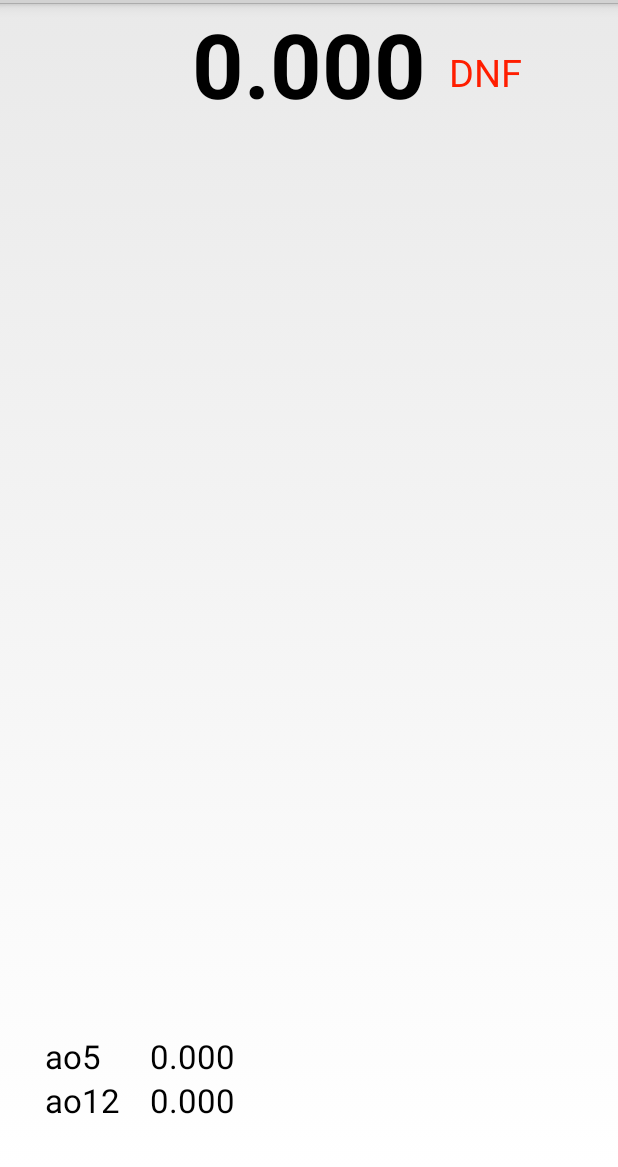
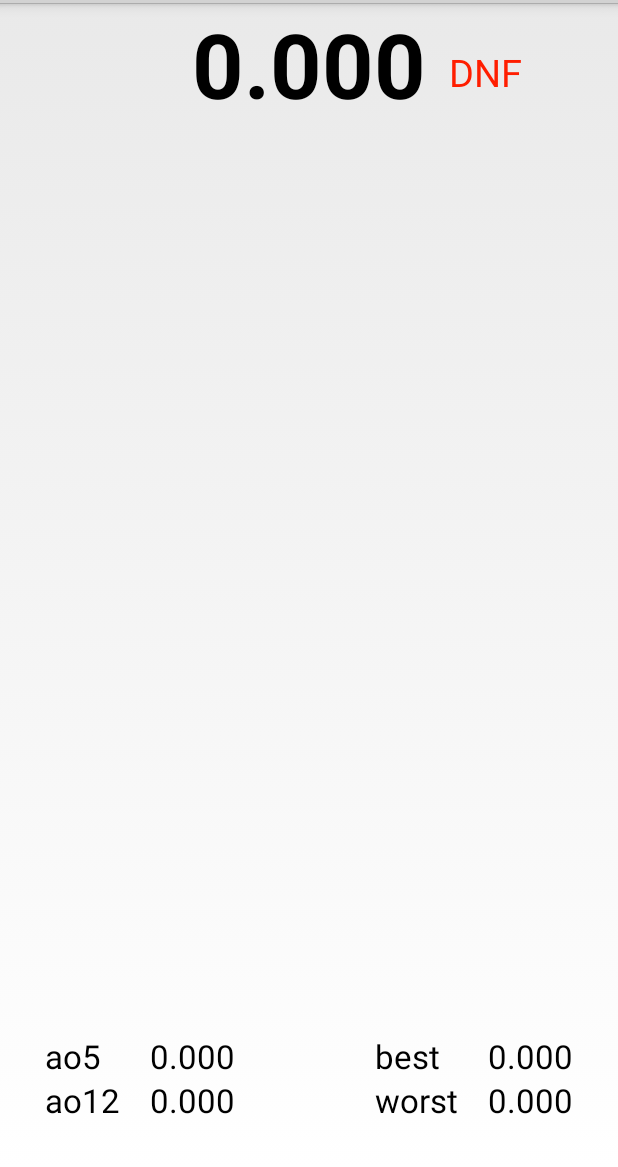
Before and after one commit to j89789/SpeedcubeTimer, an Android app: the layout activity_main.xml on its own in the app's theme, with its tools: preview values and no code run, on a phone screen of 412 x 824 dp, the part 69-1236 px from its top. Run offline under Robolectric (Android 15) with nearby library versions, the phone set to English and light mode, and no system bars.

Commit message:
Add best and worst time
Dispaly in the timer activity.

```diff
--- a/app/src/main/res/layout/activity_main.xml
+++ b/app/src/main/res/layout/activity_main.xml
@@ -37,7 +37,8 @@
         android:layout_alignParentLeft="true"
         android:layout_alignParentStart="true"
         android:paddingLeft="30dp"
-        android:paddingBottom="30dp">
+        android:paddingBottom="30dp"
+        android:id="@+id/tableLayout">
 
         <TableRow android:id="@+id/rowAo5"
             android:longClickable="true">
@@ -84,4 +85,63 @@
 
     </TableLayout>
 
+    <TableLayout
+        android:id="@+id/extremeValues"
+        android:layout_width="wrap_content"
+        android:layout_height="wrap_content"
+        android:paddingBottom="30dp"
+        android:layout_alignWithParentIfMissing="false"
+        android:layout_alignParentBottom="true"
+        android:layout_alignParentRight="true"
+        android:layout_alignParentEnd="true"
+        android:paddingRight="30dp">
+
+        <TableRow
+            android:longClickable="true"
+            android:layout_width="wrap_content"
+            android:layout_height="wrap_content" >
+
+            <TextView
+                android:layout_width="wrap_content"
+                android:layout_height="wrap_content"
+                android:textAppearance="?android:attr/textAppearanceLarge"
+                android:text="best"
+                android:paddingRight="20dp"/>
+
+            <TextView
+                android:layout_width="match_parent"
+                android:layout_height="wrap_content"
+                android:textAppearance="?android:attr/textAppearanceLarge"
+                android:text="0.000"
+                android:id="@+id/textViewBestTime"
+                android:layout_alignParentBottom="true"
+                android:layout_alignParentLeft="true"
+                android:layout_alignParentStart="true"
+                android:gravity="right" />
+        </TableRow>
+
+        <TableRow
+            android:layout_width="wrap_content"
+            android:layout_height="wrap_content" >
+
+            <TextView
+                android:layout_width="wrap_content"
+                android:layout_height="wrap_content"
+                android:textAppearance="?android:attr/textAppearanceLarge"
+                android:text="worst"
+                android:paddingRight="20dp"/>
+
+            <TextView
+                android:layout_width="match_parent"
+                android:layout_height="wrap_content"
+                android:textAppearance="?android:attr/textAppearanceLarge"
+                android:text="0.000"
+                android:id="@+id/textViewWorstTime"
+                android:layout_alignParentBottom="true"
+                android:layout_alignParentLeft="true"
+                android:layout_alignParentStart="true"
+                android:gravity="right" />
+        </TableRow>
+    </TableLayout>
+
 </RelativeLayout>
```
Also changed, not shown: app/src/main/java/com/example/jonas/speedcubetimer/MainActivity.java (+25 -5 lines), app/src/main/java/com/example/jonas/speedcubetimer/TimeSession.java (+113 -33 lines).
